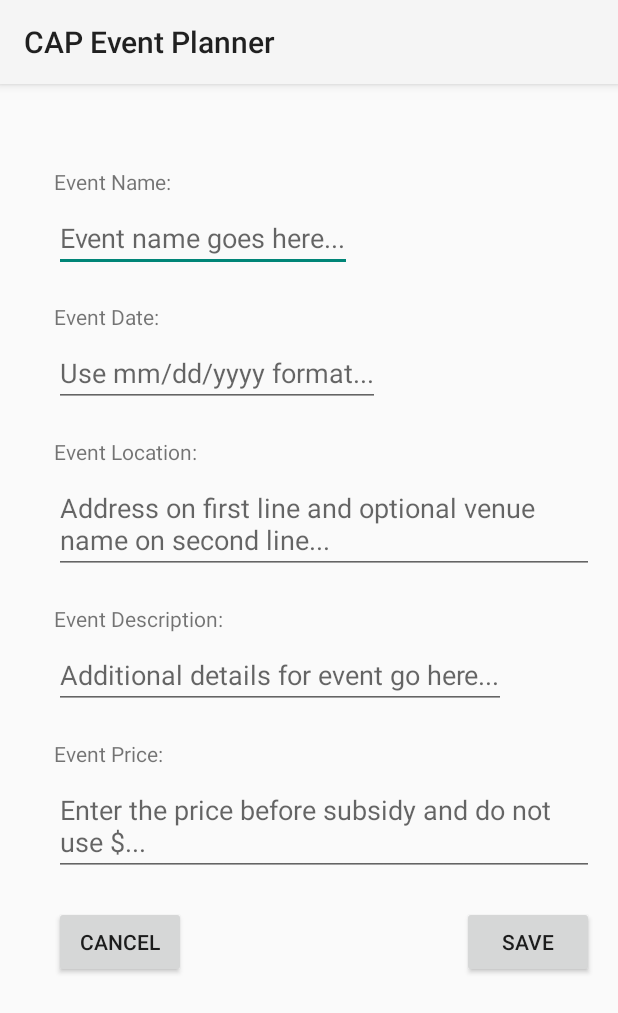
After one commit to mbyers2017/CAPEventPlanner, an Android app: the layout fragment_create_event.xml on its own in the app's theme, with its tools: preview values and no code run, on a phone screen of 412 x 824 dp. The commit adds this screen. Shown: the top 1013 px of the screen. Run offline under Robolectric (Android 15) with nearby library versions, the phone set to English and light mode, and no system bars.

Commit message:
Implemented a button and it seems to be working but button isn't able to effect the text at all.

```diff
--- a/app/src/main/java/maxbyers/capeventplanner/MainActivity.java
+++ b/app/src/main/java/maxbyers/capeventplanner/MainActivity.java
@@ -5,9 +5,12 @@ import android.app.Activity;
 import android.app.ActionBar;
 import android.app.Fragment;
 import android.app.FragmentManager;
+import android.app.ListFragment;
 import android.content.Context;
+import android.content.DialogInterface;
 import android.os.Build;
 import android.os.Bundle;
+import android.support.v4.app.FragmentActivity;
 import android.view.Gravity;
 import android.view.LayoutInflater;
 import android.view.Menu;
@@ -16,7 +19,10 @@ import android.view.View;
 import android.view.ViewGroup;
 import android.support.v4.widget.DrawerLayout;
 import android.widget.ArrayAdapter;
+import android.widget.Button;
+import android.widget.EditText;
 import android.widget.TextView;
+import android.widget.Toast;
 
 public class MainActivity extends Activity
         implements NavigationDrawerFragment.NavigationDrawerCallbacks {
@@ -66,6 +72,9 @@ public class MainActivity extends Activity
             case 3:
                 mTitle = getString(R.string.title_section3);
                 break;
+            case 4:
+                mTitle = getString(R.string.title_section4);
+                break;
         }
     }
 
@@ -108,12 +117,17 @@ public class MainActivity extends Activity
     /**
      * A placeholder fragment containing a simple view.
      */
-    public static class PlaceholderFragment extends Fragment {
+    public static class PlaceholderFragment extends Fragment implements View.OnClickListener {
         /**
          * The fragment argument representing the section number for this
          * fragment.
          */
         private static final String ARG_SECTION_NUMBER = "section_number";
+
+        /**
+         * Initialize all global variables.
+         */
+        EditText create_event_name;
 
         /**
          * Returns a new instance of this fragment for the given section
@@ -133,8 +147,27 @@ public class MainActivity extends Activity
         @Override
         public View onCreateView(LayoutInflater inflater, ViewGroup container,
                                  Bundle savedInstanceState) {
-            View rootView = inflater.inflate(R.layout.fragment_main, container, false);
-            return rootView;
+            if (this.getArguments().getInt(ARG_SECTION_NUMBER) == 1) {
+                View rootView = inflater.inflate(R.layout.fragment_upcoming_events, container, false);
+                return rootView;
+            } else if (this.getArguments().getInt(ARG_SECTION_NUMBER) == 2) {
+                View rootView = inflater.inflate(R.layout.fragment_approve_event, container, false);
+                return rootView;
+            } else if (this.getArguments().getInt(ARG_SECTION_NUMBER) == 3) {
+                View rootView = inflater.inflate(R.layout.fragment_create_event, container, false);
+
+                // Button portion of this fragment.
+                Button testButton = (Button) rootView.findViewById(R.id.save_button);
+                testButton.setOnClickListener(this);
+
+                return rootView;
+            } else if (this.getArguments().getInt(ARG_SECTION_NUMBER) == 4) {
+                View rootView = inflater.inflate(R.layout.fragment_settings, container, false);
+                return rootView;
+            } else {
+                View rootView = inflater.inflate(R.layout.fragment_main, container, false);
+                return rootView;
+            }
         }
 
         @Override
@@ -143,6 +176,10 @@ public class MainActivity extends Activity
             ((MainActivity) activity).onSectionAttached(
                     getArguments().getInt(ARG_SECTION_NUMBER));
         }
+
+        @Override
+        public void onClick(View v) {
+            create_event_name = (EditText) v.findViewById(R.id.event_name_edittext);
+        }
     }
-
 }
--- /dev/null
+++ b/app/src/main/res/layout/fragment_approve_event.xml
@@ -0,0 +1,6 @@
+<?xml version="1.0" encoding="utf-8"?>
+<LinearLayout xmlns:android="http://schemas.android.com/apk/res/android"
+    android:orientation="vertical" android:layout_width="match_parent"
+    android:layout_height="match_parent">
+
+</LinearLayout>
--- /dev/null
+++ b/app/src/main/res/layout/fragment_create_event.xml
@@ -0,0 +1,134 @@
+<?xml version="1.0" encoding="utf-8"?>
+<LinearLayout xmlns:android="http://schemas.android.com/apk/res/android"
+    xmlns:tools="http://schemas.android.com/tools"
+    android:layout_width="match_parent"
+    android:layout_height="match_parent"
+    android:paddingLeft="@dimen/activity_horizontal_margin"
+    android:paddingRight="@dimen/activity_horizontal_margin"
+    android:paddingTop="@dimen/activity_vertical_margin"
+    android:paddingBottom="@dimen/activity_vertical_margin"
+    android:orientation="vertical"
+    tools:context=".MainActivity$PlaceholderFragment">
+
+    <ScrollView
+        android:layout_width="fill_parent"
+        android:layout_height="fill_parent">
+
+        <LinearLayout
+            android:layout_width="fill_parent"
+            android:layout_height="fill_parent"
+            android:orientation="vertical">
+
+        <TextView android:id="@+id/section_label"
+            android:layout_width="wrap_content"
+            android:layout_height="wrap_content" />
+
+        <!-- EVENT NAME -->
+        <TextView android:id="@+id/event_name_text"
+            android:text="Event Name:"
+            android:layout_marginTop="20dp"
+            android:layout_marginLeft="20dp"
+            android:layout_width="wrap_content"
+            android:layout_height="wrap_content" />
+
+        <EditText
+            android:id="@+id/event_name_edittext"
+            android:layout_width="wrap_content"
+            android:layout_height="wrap_content"
+            android:layout_marginTop="5dp"
+            android:layout_marginLeft="20dp"
+            android:hint="@string/event_name_hint" />
+
+        <!-- EVENT DATE -->
+        <TextView android:id="@+id/event_date_text"
+            android:text="Event Date:"
+            android:layout_marginTop="20dp"
+            android:layout_marginLeft="20dp"
+            android:layout_width="wrap_content"
+            android:layout_height="wrap_content" />
+
+        <EditText
+            android:id="@+id/event_date_edittext"
+            android:layout_width="wrap_content"
+            android:layout_height="wrap_content"
+            android:layout_marginTop="5dp"
+            android:layout_marginLeft="20dp"
+            android:hint="@string/event_date_hint" />
+
+        <!-- EVENT LOCATION -->
+        <TextView android:id="@+id/event_location_text"
+            android:text="Event Location:"
+            android:layout_marginTop="20dp"
+            android:layout_marginLeft="20dp"
+            android:layout_width="wrap_content"
+            android:layout_height="wrap_content" />
+
+        <EditText
+            android:id="@+id/event_location_edittext"
+            android:layout_width="wrap_content"
+            android:layout_height="wrap_content"
+            android:layout_marginTop="5dp"
+            android:layout_marginLeft="20dp"
+            android:hint="@string/event_location_hint" />
+
+        <!-- EVENT DESCRIPTION -->
+        <TextView android:id="@+id/event_description_text"
+            android:text="Event Description:"
+            android:layout_marginTop="20dp"
+            android:layout_marginLeft="20dp"
+            android:layout_width="wrap_content"
+            android:layout_height="wrap_content" />
+
+        <EditText
+            android:id="@+id/event_description_edittext"
+            android:layout_width="wrap_content"
+            android:layout_height="wrap_content"
+            android:layout_marginTop="5dp"
+            android:layout_marginLeft="20dp"
+            android:hint="@string/event_description_hint" />
+
+        <!-- EVENT PRICE BEFORE SUBSIDY -->
+        <TextView android:id="@+id/event_price_text"
+            android:text="Event Price:"
+            android:layout_marginTop="20dp"
+            android:layout_marginLeft="20dp"
+            android:layout_width="wrap_content"
+            android:layout_height="wrap_content" />
+
+        <EditText
+            android:id="@+id/event_price_edittext"
+            android:layout_width="wrap_content"
+            android:layout_height="wrap_content"
+            android:layout_marginTop="5dp"
+            android:layout_marginLeft="20dp"
+            android:hint="@string/event_price_hint" />
+
+        <RelativeLayout
+            android:layout_width="fill_parent"
+            android:layout_height="wrap_content"
+            android:gravity="bottom"
+            android:orientation="horizontal" >
+            <!-- Set OnClickListener to trigger results when pressed -->
+            <Button
+                android:id="@+id/cancel_button"
+                android:layout_width="wrap_content"
+                android:layout_height="wrap_content"
+                android:layout_marginTop="20dp"
+                android:layout_marginLeft="20dp"
+                android:layout_alignParentLeft="true"
+                android:text="@string/cancel_event_button"/>
+            <Button
+                android:id="@+id/save_button"
+                android:layout_width="wrap_content"
+                android:layout_height="wrap_content"
+                android:layout_marginTop="20dp"
+                android:layout_marginLeft="20dp"
+                android:layout_alignParentEnd="true"
+                android:text="@string/save_event_button"/>
+        </RelativeLayout>
+
+        </LinearLayout>
+
+    </ScrollView>
+
+</LinearLayout>
--- /dev/null
+++ b/app/src/main/res/layout/fragment_settings.xml
@@ -0,0 +1,6 @@
+<?xml version="1.0" encoding="utf-8"?>
+<LinearLayout xmlns:android="http://schemas.android.com/apk/res/android"
+    android:orientation="vertical" android:layout_width="match_parent"
+    android:layout_height="match_parent">
+
+</LinearLayout>
--- /dev/null
+++ b/app/src/main/res/layout/fragment_upcoming_events.xml
@@ -0,0 +1,6 @@
+<?xml version="1.0" encoding="utf-8"?>
+<LinearLayout xmlns:android="http://schemas.android.com/apk/res/android"
+    android:orientation="vertical" android:layout_width="match_parent"
+    android:layout_height="match_parent">
+
+</LinearLayout>
```
Also changed, not shown: 2 other files.
